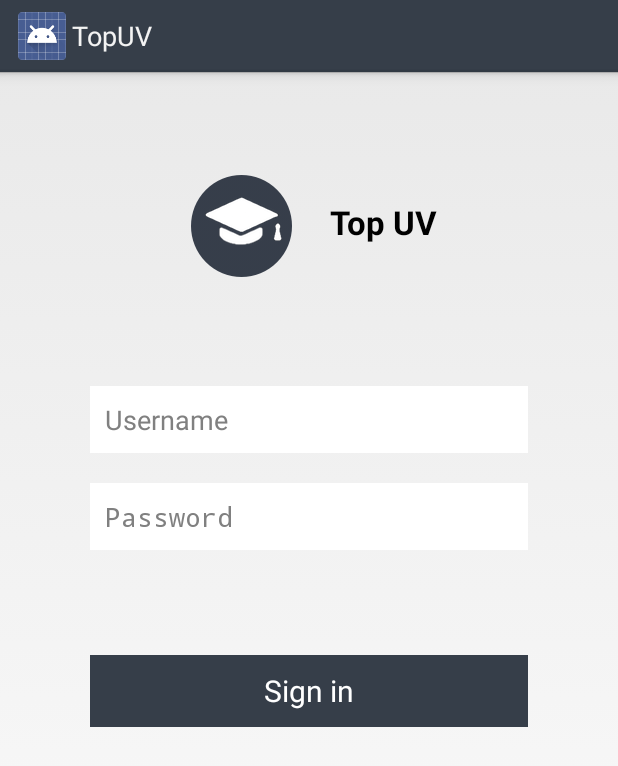
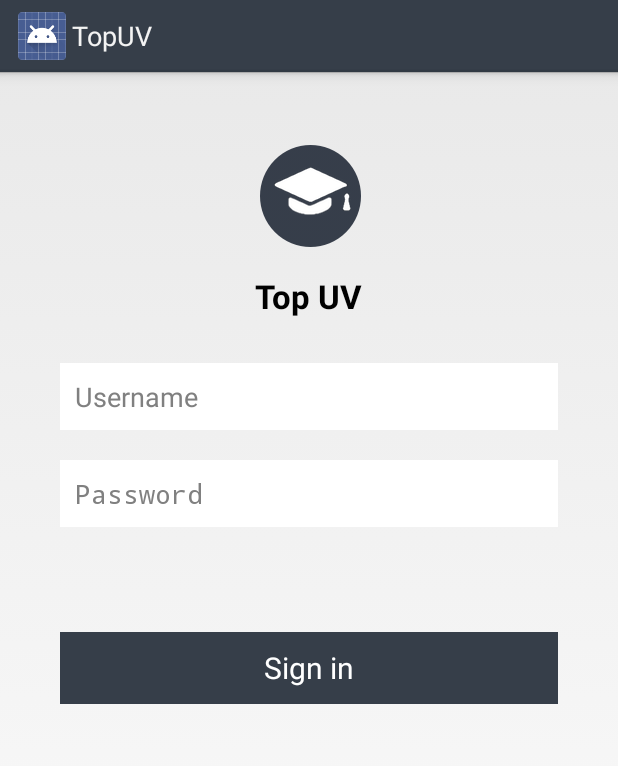
Before and after one commit to JulesHirault/TopUV, an Android app: the fragment LoginFragment shown on its own in the app's theme, on a phone screen of 412 x 824 dp. Shown: the top 766 px of the screen. Run offline under Robolectric (Android 15) with nearby library versions, the phone set to English and light mode, and no system bars.

Commit message:
Update Update layouts update web service adding comment when no description exist in the table

```diff
--- a/TopUV/src/main/java/com/if26/topuv/fragment/LoginFragment.java
+++ b/TopUV/src/main/java/com/if26/topuv/fragment/LoginFragment.java
@@ -75,6 +75,7 @@ public class LoginFragment extends Fragment implements OnClickListener {
                 intent.putExtra(IntentConstants.TOKEN, token);
                 intent.putExtra(IntentConstants.STUDENT_ID, student_id);
                 this.startActivity(intent);
+                this.getActivity().finish();
             } else {
                 Toast.makeText(getActivity().getBaseContext(), "Something else wrong", Toast.LENGTH_SHORT).show();
             }
--- a/TopUV/src/main/res/layout/comments_page.xml
+++ b/TopUV/src/main/res/layout/comments_page.xml
@@ -12,8 +12,10 @@
             android:layout_width="wrap_content"
             android:layout_height="wrap_content"
             android:id="@+id/studentPicture"
-            android:maxWidth="40dp"
-            android:maxHeight="40dp"
+            android:scaleType="fitCenter"
+            android:adjustViewBounds="true"
+            android:maxWidth="100dp"
+            android:maxHeight="100dp"
             android:paddingRight="10dp"
             android:paddingTop="20dp"
             android:paddingLeft="20dp"
--- a/TopUV/src/main/res/layout/login_page.xml
+++ b/TopUV/src/main/res/layout/login_page.xml
@@ -1,6 +1,5 @@
 <ScrollView
     xmlns:android="http://schemas.android.com/apk/res/android"
-    xmlns:tools="http://schemas.android.com/tools"
     android:id="@+id/signinScroll"
     android:layout_width="fill_parent"
     android:layout_height="fill_parent"
@@ -13,29 +12,23 @@
         android:layout_alignParentLeft="true"
         android:layout_below="@+id/linearLayout1"
         android:orientation="vertical"
-        android:padding="30dp">
+        android:padding="10dp">
 
         <LinearLayout
             android:layout_width="fill_parent"
             android:layout_height="wrap_content"
             android:layout_alignParentLeft="true"
-            android:layout_below="@+id/linearLayout2"
-            android:orientation="horizontal"
+            android:layout_below="@+id/imageHat"
+            android:orientation="vertical"
             android:padding="30dp">
-            <LinearLayout
-                android:layout_width="match_parent"
-                android:layout_height="wrap_content"
-                android:layout_alignParentLeft="true"
-                android:layout_below="@+id/linearLayout2"
-                android:orientation="horizontal"
-                android:paddingLeft="30dp">
+
+
             <ImageView
                 android:layout_width="wrap_content"
                 android:layout_height="wrap_content"
                 android:id="@+id/imageHat"
                 android:layout_gravity="center_horizontal"
-                    android:src="@drawable/login_logo"
-                    android:layout_marginLeft="20dp" />
+                android:src="@drawable/login_logo"/>
 
             <TextView
                 android:layout_width="wrap_content"
@@ -46,18 +39,8 @@
                 android:layout_gravity="center_horizontal"
                 android:textStyle="bold"
                 android:typeface="sans"
-                    android:layout_marginLeft="10dp"
-                    android:paddingTop="25dp" />
-            </LinearLayout>
-        </LinearLayout>
-
-        <LinearLayout
-            android:layout_width="fill_parent"
-            android:layout_height="wrap_content"
-            android:layout_alignParentLeft="true"
-            android:layout_below="@+id/imageHat"
-            android:orientation="vertical"
-            android:padding="30dp">
+                android:paddingTop="5dp"
+                android:paddingBottom="30dp"/>
 
             <EditText
                 android:layout_width="match_parent"
```
Also changed, not shown: TopUV/src/main/res/layout/categories_page.xml (+11 -8 lines), TopUV/src/main/res/layout/details_page.xml (+20 -6 lines), 4 other files. Lines whose indentation alone changed are shown as unchanged.
